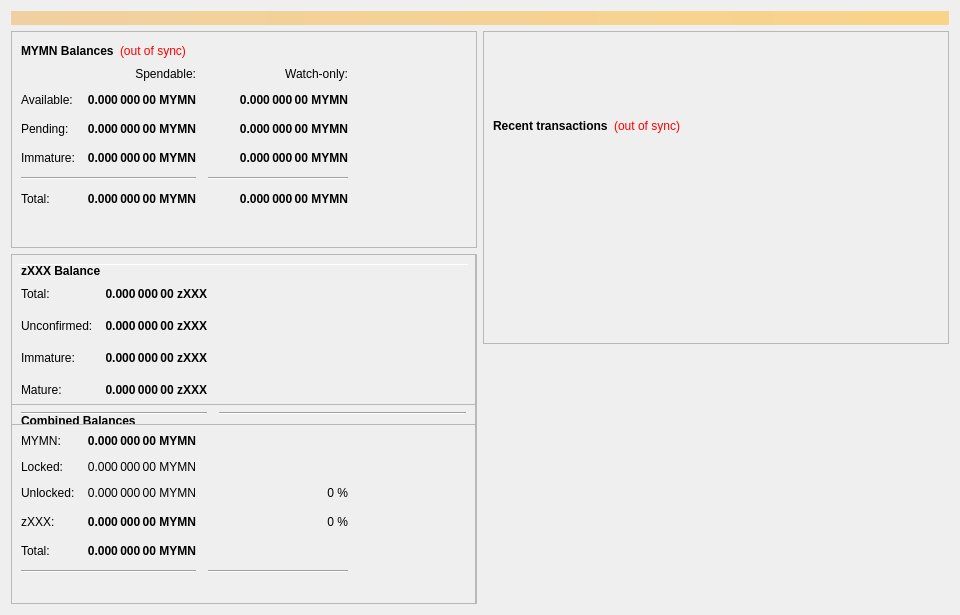
This is src/qt/forms/overviewpage.ui in telostia/old-unused-MYMN as Qt 5 draws it before an edit. The edited form follows.
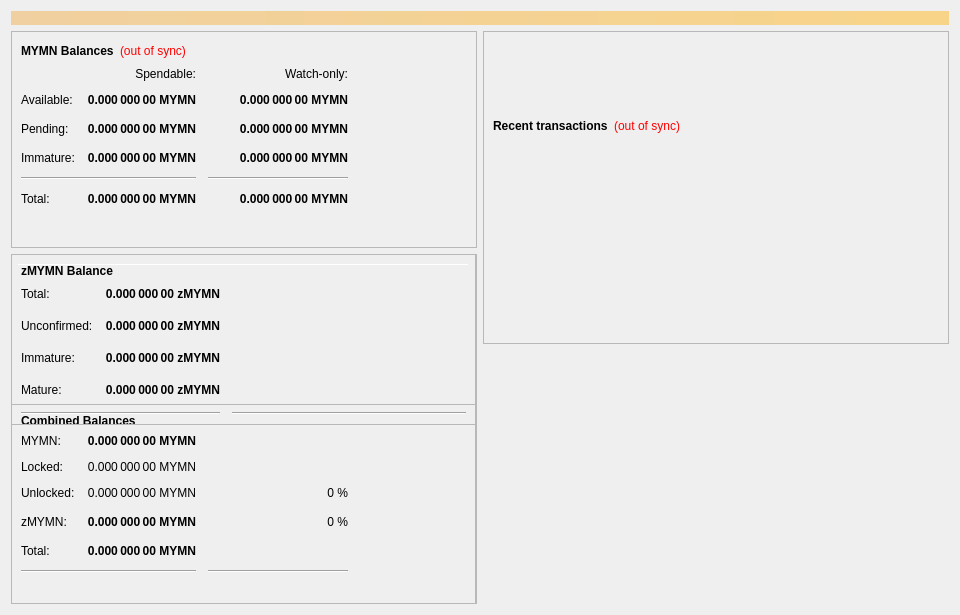
This is the edited form.

What changed in the file:
```diff
--- a/src/qt/forms/overviewpage.ui
+++ b/src/qt/forms/overviewpage.ui
@@ -1056,7 +1056,7 @@
                 <string/>
                </property>
                <property name="text">
-                <string>zXXX:</string>
+                <string>zMYMN:</string>
                </property>
               </widget>
              </item>
@@ -1190,7 +1190,7 @@
                 </font>
                </property>
                <property name="text">
-                <string>zXXX Balance</string>
+                <string>zMYMN Balance</string>
                </property>
               </widget>
              </item>
@@ -1234,7 +1234,7 @@
                 <string>All available zXXX, unconfirmed and immature zXXX included.</string>
                </property>
                <property name="text">
-                <string notr="true">0.000 000 00 zXXX</string>
+                <string notr="true">0.000 000 00 zMYMN</string>
                </property>
                <property name="alignment">
                 <set>Qt::AlignRight|Qt::AlignTrailing|Qt::AlignVCenter</set>
@@ -1312,7 +1312,7 @@
 These zXXX are spendable.</string>
                </property>
                <property name="text">
-                <string>0.000 000 00 zXXX</string>
+                <string>0.000 000 00 zMYMN</string>
                </property>
                <property name="alignment">
                 <set>Qt::AlignRight|Qt::AlignTrailing|Qt::AlignVCenter</set>
@@ -1343,7 +1343,7 @@
 Immature: confirmed, but less than 1 mints of the same denomination after it was minted</string>
                </property>
                <property name="text">
-                <string>0.000 000 00 zXXX</string>
+                <string>0.000 000 00 zMYMN</string>
                </property>
                <property name="alignment">
                 <set>Qt::AlignRight|Qt::AlignTrailing|Qt::AlignVCenter</set>
@@ -1387,7 +1387,7 @@
 Immature: confirmed, but less than 1 mints of the same denomination after it was minted</string>
                </property>
                <property name="text">
-                <string>0.000 000 00 zXXX</string>
+                <string>0.000 000 00 zMYMN</string>
                </property>
                <property name="alignment">
                 <set>Qt::AlignRight|Qt::AlignTrailing|Qt::AlignVCenter</set>
```
Left out of the diff: 22 changed lines with no effect on the pictures.
